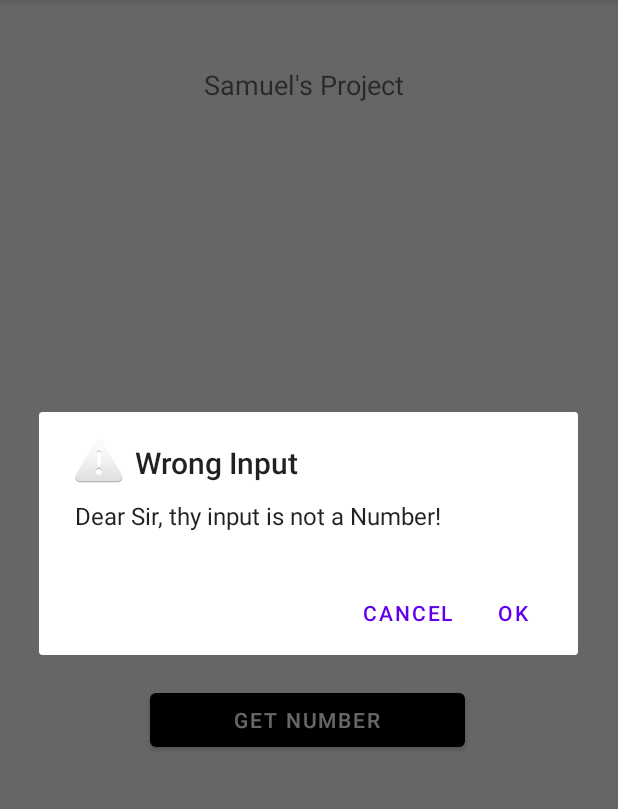
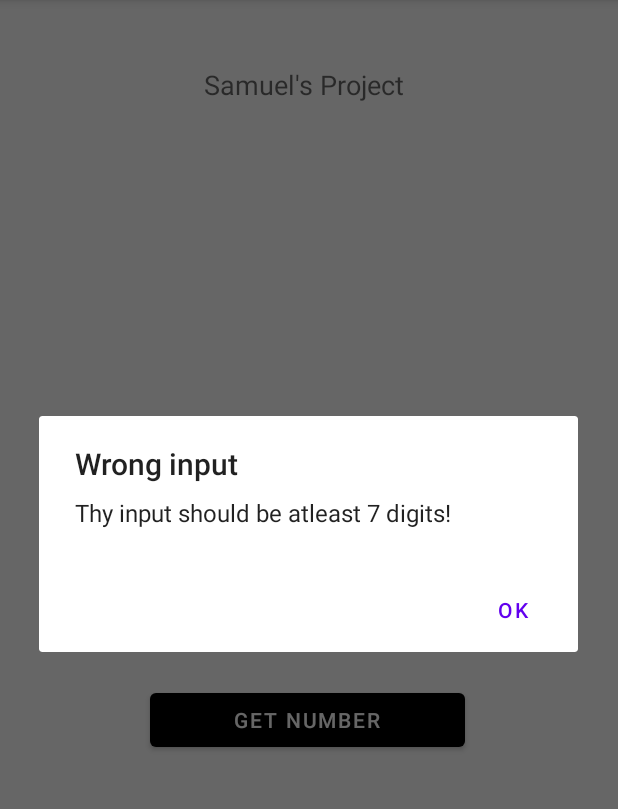
Before and after one commit to bigDegen/androidapp-se2, an Android app: the screen it shows after launch (MainActivity), after a tap on "GET NUMBER", on a phone screen of 412 x 824 dp, the part 84-893 px from its top. Run offline under Robolectric (Android 15) with nearby library versions, the phone set to English and light mode, and no system bars.

```diff
--- a/app/src/main/java/com/example/se_einzelarbeit_ziegler/MainActivity.java
+++ b/app/src/main/java/com/example/se_einzelarbeit_ziegler/MainActivity.java
@@ -1,54 +1,57 @@
+// Samuel Ziegler 2023
 package com.example.se_einzelarbeit_ziegler;
 
-import android.app.AlertDialog;
-import android.content.DialogInterface;
 import android.view.View;
 import android.widget.Button;
 import android.widget.EditText;
 import android.widget.TextView;
 import androidx.appcompat.app.AppCompatActivity;
 import android.os.Bundle;
+import com.example.se_einzelarbeit_ziegler.Network.SendMessage;
+import com.example.se_einzelarbeit_ziegler.Util.ActivityUtil;
+import com.example.se_einzelarbeit_ziegler.Util.DialogUtil;
 
-import java.io.Console;
 
 public class MainActivity extends AppCompatActivity implements View.OnClickListener {
+    //Server Information
+    public final static String HOST = "se2-isys.aau.at";
+    public final static int PORT = 53212;
+    //Output Text field
     TextView output;
+    //GET Information Button
     Button btnFetchNumber;
+
     @Override
-    protected void onCreate(Bundle savedInstanceState) {
+    protected void onCreate(Bundle savedInstanceState){
         super.onCreate(savedInstanceState);
         setContentView(R.layout.main_act);
 
         //Initalize OutputField
-        output = (TextView) findViewById(R.id.txtOutput);
+        output = (TextView) ActivityUtil.getView(this,R.id.txtOutput);
 
         //Intialization Button
-        btnFetchNumber = (Button) findViewById(R.id.btnFetchNumber);
+        btnFetchNumber = (Button) ActivityUtil.getView(this, R.id.btnFetchNumber);
+        btnFetchNumber.setOnClickListener(MainActivity.this);
 
-        btnFetchNumber.setOnClickListener(MainActivity.this);
     }
 
     @Override
     public void onClick(View v) {
-        EditText inputMatNo = (EditText) findViewById(R.id.matNo);
-        try {
-            int matNo = Integer.parseInt(inputMatNo.getText().toString());
-        }catch (Exception e){
-            new AlertDialog.Builder(this)
-                    .setTitle("Wrong Input")
-                    .setMessage("Dear Sir, thy input is not a Number!")
-                    .setPositiveButton(android.R.string.yes, new DialogInterface.OnClickListener() {
-                        public void onClick(DialogInterface dialog, int which) {
-                            inputMatNo.setText("Wrong input");
-                        }
-                    })
+        EditText inputMatNo = (EditText) ActivityUtil.getView(this, R.id.matNo);
 
-                    // A null listener allows the button to dismiss the dialog and take no further action.
-                    .setNegativeButton(android.R.string.no, null)
-                    .setIcon(android.R.drawable.ic_dialog_alert)
-                    .show();
+        boolean correctInput = true;
+        if (inputMatNo.getText().toString().length()<7) {
+            DialogUtil.createDialog("Wrong input", "Thy input should be atleast 7 digits!", this).show();
+            correctInput=false;
         }
 
+        SendMessage messageSender = new SendMessage(this, correctInput);
 
+        // Sending message to Server, HOST and PORT are defined above
+        new Thread(messageSender).start();
+    }
+
+    public void displayError(String errorMsg){
+        DialogUtil.createDialog("Error while fetching", errorMsg, this).show();
     }
 }
```
